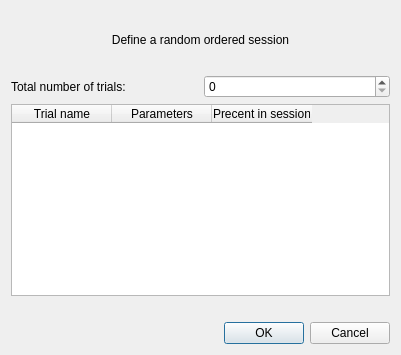
First picture: the form in UI/random_order.ui, repository KehatSudri/Behavior_System2.0, before the edit.
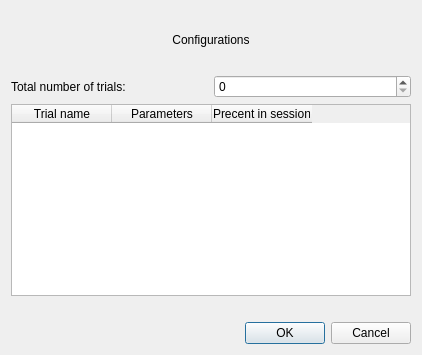
Second picture: the form after the edit.

What changed in the file:
```diff
--- a/UI/random_order.ui
+++ b/UI/random_order.ui
@@ -6,7 +6,7 @@
    <rect>
     <x>0</x>
     <y>0</y>
-    <width>401</width>
+    <width>422</width>
     <height>355</height>
    </rect>
   </property>
@@ -21,6 +21,12 @@
        <property name="styleSheet">
         <string notr="true">font: 12pt &quot;Arial&quot;;</string>
        </property>
+       <attribute name="horizontalHeaderMinimumSectionSize">
+        <number>75</number>
+       </attribute>
+       <attribute name="verticalHeaderMinimumSectionSize">
+        <number>75</number>
+       </attribute>
        <column>
         <property name="text">
          <string>Trial name</string>
@@ -47,7 +53,7 @@
         <string notr="true">font: 20pt &quot;Arial&quot;;</string>
        </property>
        <property name="text">
-        <string>Define a random ordered session</string>
+        <string>Configurations</string>
        </property>
        <property name="alignment">
         <set>Qt::AlignCenter</set>
```
